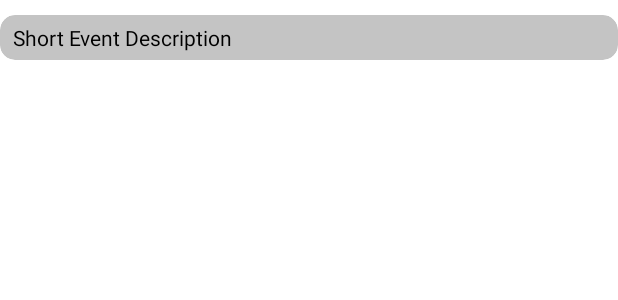
After one commit to Jaspann/Eventified, an Android app: the layout email_card.xml on its own in the app's theme, with its tools: preview values and no code run, on a phone screen of 412 x 824 dp. The commit adds this screen. Shown: the top 300 px of the screen. Run offline under Robolectric (Android 15) with nearby library versions, the phone set to English and light mode, and no system bars; network calls fail.

Commit message:
Adds event view for club owner

```diff
--- a/app/src/main/java/com/example/eventified/MainActivity.java
+++ b/app/src/main/java/com/example/eventified/MainActivity.java
@@ -127,6 +127,7 @@ public class MainActivity extends AppCompatActivity implements NavigationView.On
         editor.putString("memberClubList", "https://9dzzv631oi.execute-api.us-east-1.amazonaws.com/test/memberclublist?");
         editor.putString("getClubOwner", "https://9dzzv631oi.execute-api.us-east-1.amazonaws.com/test/getclubowner?");
         editor.putString("getHomeEvents", "https://9dzzv631oi.execute-api.us-east-1.amazonaws.com/test/gethomeevents?");
+        editor.putString("getEventRegistered", "https://9dzzv631oi.execute-api.us-east-1.amazonaws.com/test/geteventregistered?");
 
         editor.apply();
     }
--- /dev/null
+++ b/app/src/main/res/layout/email_card.xml
@@ -0,0 +1,40 @@
+<?xml version="1.0" encoding="utf-8"?>
+<androidx.constraintlayout.widget.ConstraintLayout xmlns:android="http://schemas.android.com/apk/res/android"
+    xmlns:tools="http://schemas.android.com/tools"
+    android:layout_width="match_parent"
+    android:layout_height="wrap_content"
+    xmlns:app="http://schemas.android.com/apk/res-auto"
+    android:paddingTop="10dp">
+
+    <androidx.cardview.widget.CardView
+        android:id="@+id/cardView"
+        android:layout_width="match_parent"
+        android:layout_height="wrap_content"
+        app:layout_constraintStart_toStartOf="parent"
+        app:layout_constraintTop_toTopOf="parent"
+        app:cardBackgroundColor="#ffC4C4C4"
+        app:cardCornerRadius="10dp">
+
+        <androidx.constraintlayout.widget.ConstraintLayout
+            android:layout_width="match_parent"
+            android:layout_height="30dp">
+
+            <TextView
+                android:id="@+id/descText"
+                android:layout_width="wrap_content"
+                android:layout_height="wrap_content"
+                android:layout_marginStart="8dp"
+                android:text="@string/placeholder_short_event_description"
+                android:textAlignment="center"
+                android:textColor="#000000"
+                android:textSize="14sp"
+                app:layout_constraintBottom_toBottomOf="parent"
+                app:layout_constraintStart_toStartOf="parent"
+                app:layout_constraintTop_toTopOf="parent" />
+
+        </androidx.constraintlayout.widget.ConstraintLayout>
+    </androidx.cardview.widget.CardView>
+
+
+
+</androidx.constraintlayout.widget.ConstraintLayout>
```
Also changed, not shown: app/src/main/java/com/example/eventified/EmailListAdapter.java (added, +64 -0 lines).
